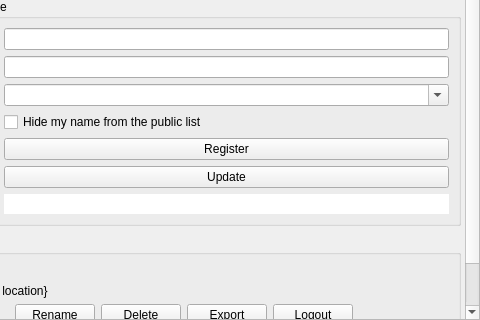
The window that src/widget/form/profileform.ui (qTox/qTox) describes before a commit, drawn with Qt 5; both pictures show x 94 to 574 and y 339 to 659 of the 574 by 659 pixel window.
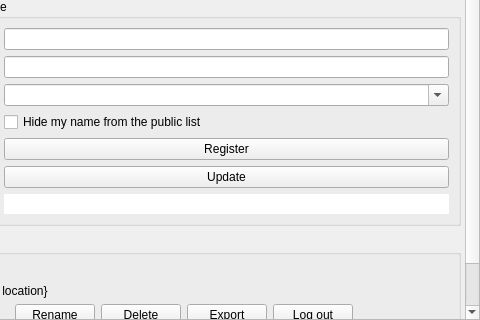
The same window after the commit. Icons and pictures are not drawn. Custom widgets are drawn as their Qt base class.

Commit message: Spelling: Log out

Patch:
```diff
--- a/src/widget/form/profileform.ui
+++ b/src/widget/form/profileform.ui
@@ -523,7 +523,7 @@
                <string/>
               </property>
               <property name="text">
-               <string comment="import profile button">Logout</string>
+               <string comment="import profile button">Log out</string>
               </property>
              </widget>
             </item>
```
